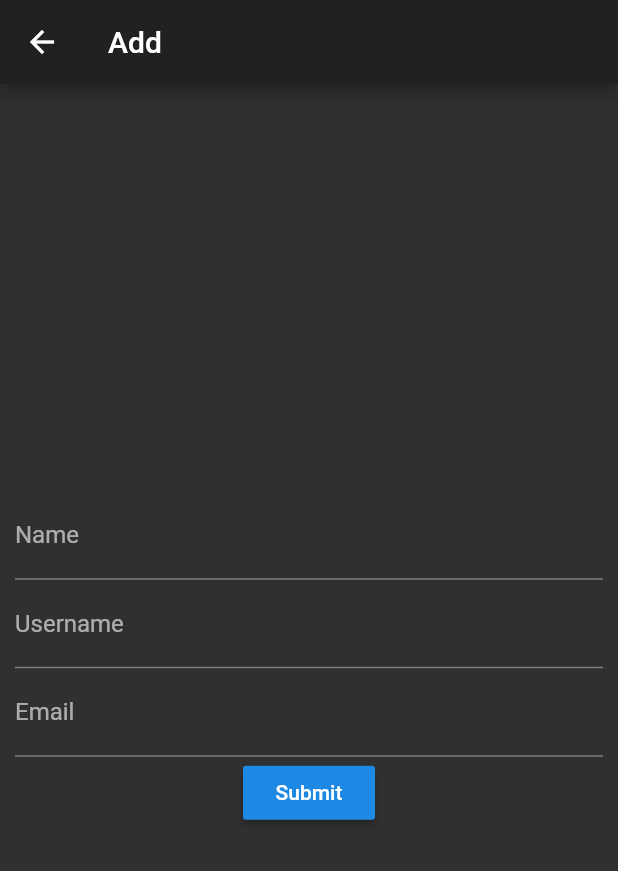
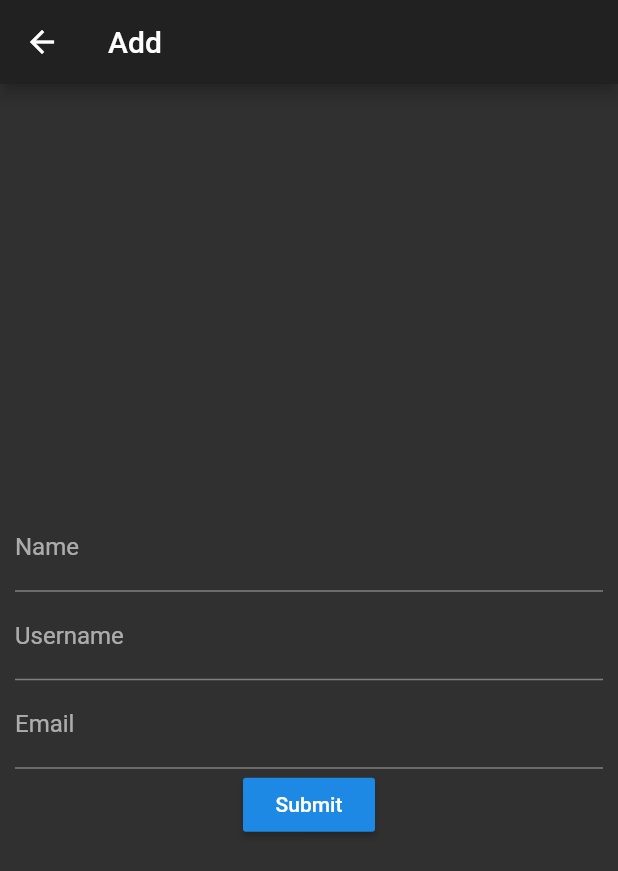
Before and after one commit to masfranzhuo/flutter_crud_with_provider_package, a Flutter app: the screen it shows after launch, after a tap on the "add" icon, on a phone screen of 412 x 824 dp. Shown: the top 871 px of the screen. Run offline on Flutter 3.47's test engine with Material 2 defaults, Android fonts, the phone set to English and light mode, and no system bars; our stand-ins replace sqflite; accounts and stored records are empty.

Commit message:
fix code

```diff
--- a/lib/provider/user_provider.dart
+++ b/lib/provider/user_provider.dart
@@ -20,21 +20,19 @@ class UserProvider with ChangeNotifier {
     notifyListeners();
   }
 
-  void fetchUser(User user) async {
+  void fetchUser({User user}) async {
     this.user = await _userRepository.getUser(user?.id);
     notifyListeners();
   }
 
   void createUser(User user) async {
-    int userId = await _userRepository.createUser(user);
-    users.add(await _userRepository.getUser(userId));
+    user.id = await _userRepository.createUser(user);
+    users.add(user);
     notifyListeners();
   }
 
   void updateUser(User user) async {
     await _userRepository.updateUser(user);
-    // users[this.users.indexOf(user)] = user;
-    // notifyListeners();
     fetchUsers();
   }
 
--- a/lib/ui/view/form_screen.dart
+++ b/lib/ui/view/form_screen.dart
@@ -1,7 +1,6 @@
 import 'package:flutter/material.dart';
 import 'package:flutter_crud_with_provider_package/model/user_model.dart';
 import 'package:flutter_crud_with_provider_package/provider/user_provider.dart';
-import 'package:flutter_crud_with_provider_package/ui/shared/loading_widget.dart';
 import 'package:provider/provider.dart';
 
 class UserFormScreen extends StatelessWidget {
@@ -14,39 +13,41 @@ class UserFormScreen extends StatelessWidget {
 
   @override
   Widget build(BuildContext context) {
-    UserProvider userProvider =
-        Provider.of<UserProvider>(context);
+    UserProvider userProvider = Provider.of<UserProvider>(context);
     return WillPopScope(
       onWillPop: () async {
-        userProvider.fetchUser(User());
+        // userProvider.fetchUser();
         return true;
       },
       child: Scaffold(
         key: _scaffoldKey,
         appBar: AppBar(
-          title: Consumer<UserProvider>(builder: (context, state, _) {
-            return Text(
-                state.user?.id == null ? 'Add' : 'Edit' + ' User');
-          }),
+          title: Text(userProvider.user == null ? 'Add' : 'Edit' + ' User'),
         ),
         body: Form(
           key: _formKey,
           child: Center(
             child: SingleChildScrollView(
-                child: Consumer<UserProvider>(builder: (context, state, _) {
-                User user = state.user == null ? User(name: '') : state.user;
-                _nameController.value = _nameController.value.copyWith(text: user?.name ?? '');
-                _usernameController.value = _usernameController.value.copyWith(text: user.username ?? '');
-                _emailController.value = _emailController.value.copyWith(text: user.email ?? '');
+              child: Consumer<UserProvider>(
+                builder: (context, state, _) {
+                  User user = state?.user ?? User();
+                  _nameController.value =
+                      _nameController.value.copyWith(text: user?.name ?? '');
+                  _usernameController.value = _usernameController.value
+                      .copyWith(text: user?.username ?? '');
+                  _emailController.value =
+                      _emailController.value.copyWith(text: user?.email ?? '');
                   return Container(
                     padding: EdgeInsets.all(10),
                     child: Column(
                       children: <Widget>[
+                        Text(user?.name ?? ''),
                         TextFormField(
                             decoration: InputDecoration(
                               labelText: 'Name',
                             ),
                             controller: _nameController,
+                            // initialValue: user?.name ?? '',
                             onChanged: (value) {
                               user?.name = value;
                             },
@@ -61,6 +62,7 @@ class UserFormScreen extends StatelessWidget {
                               labelText: 'Username',
                             ),
                             controller: _usernameController,
+                            // initialValue: user?.username ?? '',
                             onChanged: (value) {
                               user?.username = value;
                             },
@@ -76,6 +78,7 @@ class UserFormScreen extends StatelessWidget {
                               labelText: 'Email',
                             ),
                             controller: _emailController,
+                            // initialValue: user?.email ?? '',
                             onChanged: (value) {
                               user?.email = value;
                             },
@@ -99,7 +102,9 @@ class UserFormScreen extends StatelessWidget {
                       ],
                     ),
                   );
-            })),
+                },
+              ),
+            ),
           ),
         ),
       ),
--- a/lib/ui/view/list_screen.dart
+++ b/lib/ui/view/list_screen.dart
@@ -41,7 +41,7 @@ class UserListScreen extends StatelessWidget {
               MaterialPageRoute<UserFormScreen>(
                 builder: (context) {
                   return ChangeNotifierProvider.value(
-                    value: userProvider..fetchUser(User()),
+                    value: userProvider..fetchUser(),
                     child: UserFormScreen(),
                   );
                 },
@@ -87,7 +87,7 @@ class UserListScreen extends StatelessWidget {
                     MaterialPageRoute<UserFormScreen>(
                       builder: (context) {
                         return ChangeNotifierProvider.value(
-                          value: userProvider..fetchUser(user),
+                          value: userProvider..fetchUser(user: user),
                           child: UserFormScreen(),
                         );
                       },
```
Also changed, not shown: 1 other file. Lines whose indentation alone changed are shown as unchanged.
